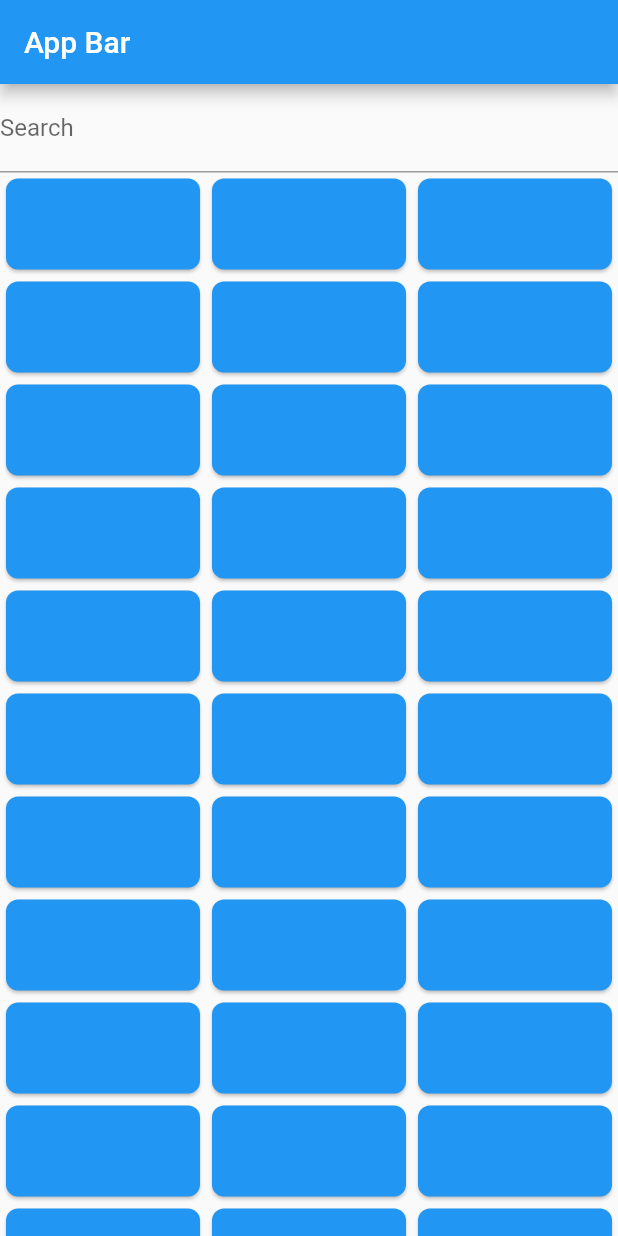
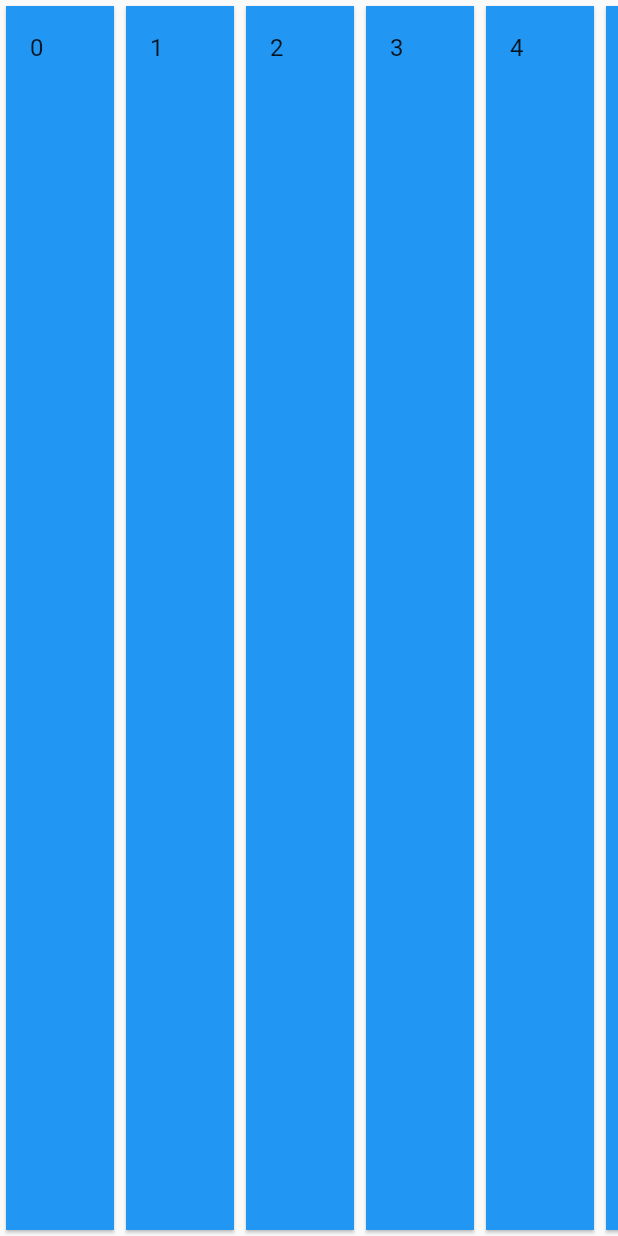
Before and after one commit to HonestElf/flutter, a Flutter app: the screen it shows after launch, on a phone screen of 412 x 824 dp. Run offline on Flutter 3.47's test engine with Material 2 defaults, Android fonts, the phone set to English and light mode, and no system bars.

Commit message:
fixed scroll

```diff
--- a/06_Layout/horizontal_list/lib/data_generator.dart
+++ b/06_Layout/horizontal_list/lib/data_generator.dart
@@ -12,9 +12,9 @@ List<Widget> _getGeneratedData(int length) =>
     List<Widget>.generate(length, (index) {
       return Card(
         color: Colors.blue,
-        shape: RoundedRectangleBorder(borderRadius: BorderRadius.circular(8)),
-        child: const ListTile(
-          title: Text(''),
+        shape: RoundedRectangleBorder(borderRadius: BorderRadius.zero),
+        child: ListTile(
+          title: Text(index.toString()),
         ),
       );
     }, growable: false);
--- a/06_Layout/horizontal_list/lib/horizontal_scroll.dart
+++ b/06_Layout/horizontal_list/lib/horizontal_scroll.dart
@@ -17,67 +17,50 @@ class _MyHomePageState extends State<MyHomePage> {
 
   @override
   Widget build(BuildContext context) {
-    return Scaffold(
-      appBar: AppBar(title: const Text('App Bar')),
-      body: Column(
-        crossAxisAlignment: CrossAxisAlignment.stretch,
-        children: <Widget>[
-          const TextField(
-            decoration: InputDecoration(labelText: 'Search'),
-          ),
-          Expanded(child: LayoutBuilder(
+    return SafeArea(child: Scaffold(body: LayoutBuilder(
       builder: (BuildContext context, BoxConstraints constraints) {
         double width = constraints.constrainWidth();
 
         print(width);
 
-              return width > 500
-                  ? ListView(
-                      scrollDirection: Axis.vertical,
+        return ListView(
+          scrollDirection: width > 500 ? Axis.vertical : Axis.horizontal,
           children: <Widget>[
             ...generatedData
                 .map((item) => Container(
-                                  width: 100,
+                      width: 80,
                       child: item,
                     ))
                 .toList()
           ],
-                    )
-                  : GridView.builder(
-                      gridDelegate: SliverGridDelegateWithFixedCrossAxisCount(
-                          crossAxisCount: 3, childAspectRatio: 2),
-                      itemBuilder: (context, index) => generatedData[index],
-                      itemCount: generatedData.length,
         );
       },
     )
+        // Column(
+        //   crossAxisAlignment: CrossAxisAlignment.stretch,
+        //   children: <Widget>[
+        //     Expanded(child: LayoutBuilder(
+        //       builder: (BuildContext context, BoxConstraints constraints) {
+        //         double width = constraints.constrainWidth();
 
-              //   Container(
-              //     child: ListView(
-              //       controller: _controller,
-              //       scrollDirection: Axis.horizontal,
-              //       children: <Widget>[
-              //         ...generatedData
-              //             .map((item) => Container(
-              //                   width: 100,
-              //                   child: item,
-              //                 ))
-              //             .toList()
-              //       ],
-              //     ),
-              //   ),
-              // )
-              // Expanded(
-              //     child: Container(
-              //         height: 200,
-              //         child: ListView(
-              //           controller: _controller,
-              //           scrollDirection: Axis.horizontal,
-              //           children: generatedData.map((item) => item).toList(),
-              //         )))
-              )
-        ],
-      ),
-    );
+        //         print(width);
+
+        //         return ListView(
+        //           scrollDirection: width > 500 ? Axis.vertical : Axis.horizontal,
+        //           children: <Widget>[
+        //             ...generatedData
+        //                 .map((item) => Container(
+        //                       height: width > 500 ? 20 : 50,
+        //                       width: 100,
+        //                       child: item,
+        //                     ))
+        //                 .toList()
+        //           ],
+        //         );
+        //       },
+        //     ))
+        //   ],
+        // ),
+        ));
   }
 }
```
Lines whose indentation alone changed are shown as unchanged.
